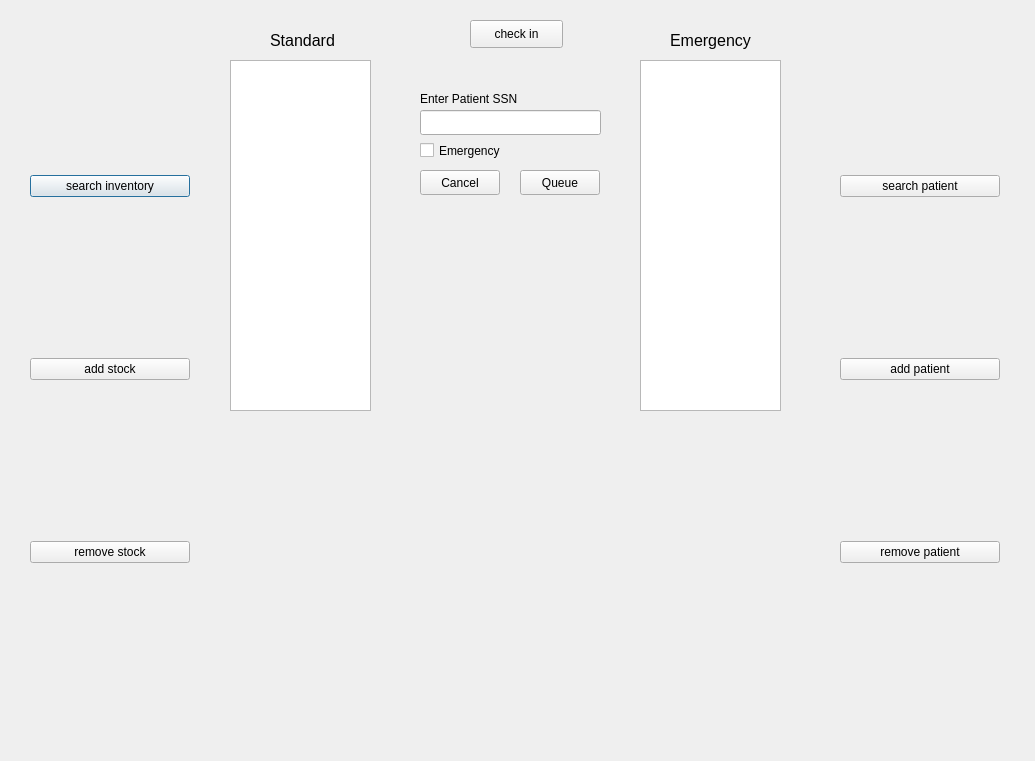
Before: the Qt Designer form maindirectory.ui in oracle-ryuu/SimpleSerums_radical_redo, drawn with Qt 5.
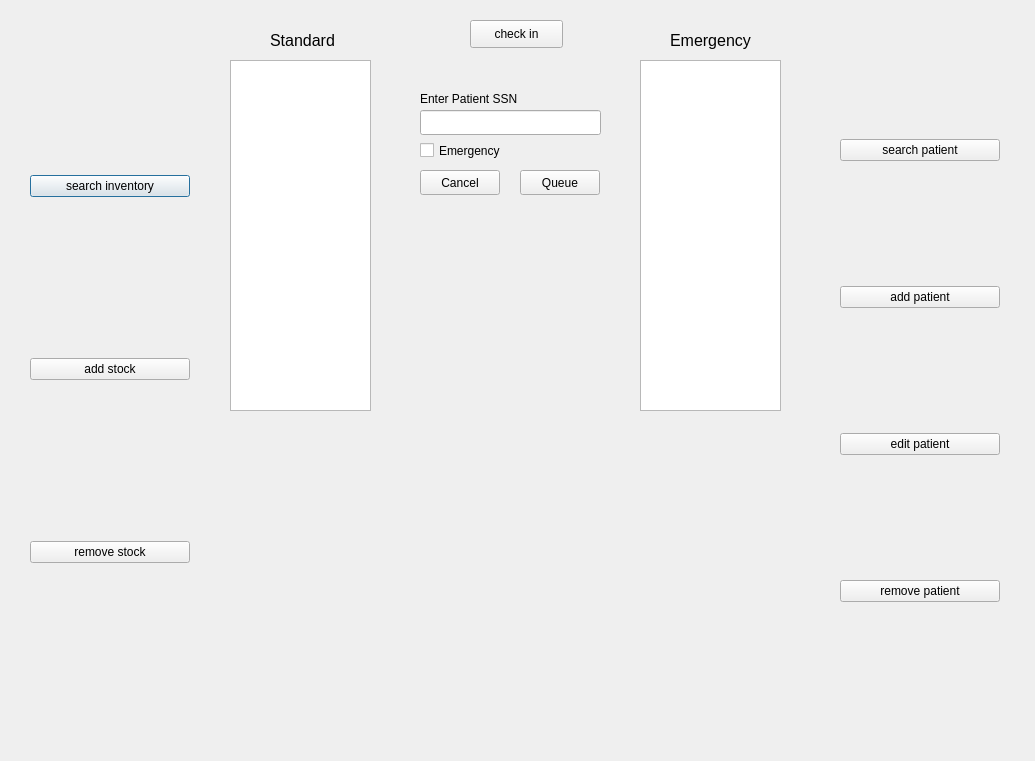
After: the same form once the commit is applied.

Commit message: edit patient incomplete

```diff
--- a/maindirectory.ui
+++ b/maindirectory.ui
@@ -70,6 +70,13 @@
       </property>
      </widget>
     </item>
+    <item>
+     <widget class="QPushButton" name="pushButton_10">
+      <property name="text">
+       <string>edit patient</string>
+      </property>
+     </widget>
+    </item>
     <item>
      <widget class="QPushButton" name="pushButton_4">
       <property name="text">
```
The commit also changes 13 other files.
